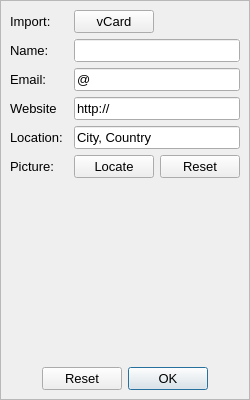
This is libs/gui-osg-qt/ACUserProfileQt.ui in MediaCycle/MediaCycle as Qt 5 draws it before an edit. The edited form follows.
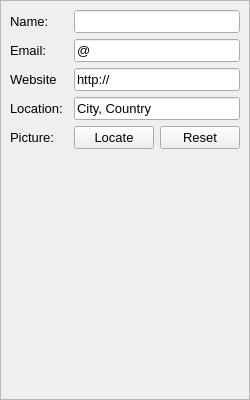
This is the edited form.

Commit message: Medias in the library and media nodes in the browser are now stored in maps referenced by media id. Node and media ids are now merged: max one instance of each media can be visualized at a time. ACUserLog renamed ACNeighborsContainer and stores media id instead of ACMediaNodes. Replaced all misleading occurrences of 'loop' (except audioengine) by 'media'. ACMediaBrowser::setClickedNode is now generalized to all browsing modes. The browser now also displays curator info (for LoopJam) if set by the user.

```diff
--- a/libs/gui-osg-qt/ACUserProfileQt.ui
+++ b/libs/gui-osg-qt/ACUserProfileQt.ui
@@ -64,30 +64,6 @@
       </property>
       <layout class="QGridLayout" name="gridLayout">
        <item row="0" column="0">
-        <widget class="QLabel" name="labelImport">
-         <property name="font">
-          <font>
-           <pointsize>10</pointsize>
-          </font>
-         </property>
-         <property name="text">
-          <string>Import:</string>
-         </property>
-        </widget>
-       </item>
-       <item row="0" column="1">
-        <widget class="QPushButton" name="pushButtonImportvCard">
-         <property name="font">
-          <font>
-           <pointsize>10</pointsize>
-          </font>
-         </property>
-         <property name="text">
-          <string>vCard</string>
-         </property>
-        </widget>
-       </item>
-       <item row="1" column="0">
         <widget class="QLabel" name="labelName">
          <property name="font">
           <font>
@@ -99,7 +75,7 @@
          </property>
         </widget>
        </item>
-       <item row="1" column="1" colspan="2">
+       <item row="0" column="1" colspan="2">
         <widget class="QLineEdit" name="lineEditName">
          <property name="enabled">
           <bool>true</bool>
@@ -120,7 +96,7 @@
          </property>
         </widget>
        </item>
-       <item row="2" column="0">
+       <item row="1" column="0">
         <widget class="QLabel" name="labelEmail">
          <property name="font">
           <font>
@@ -132,7 +108,7 @@
          </property>
         </widget>
        </item>
-       <item row="2" column="1" colspan="2">
+       <item row="1" column="1" colspan="2">
         <widget class="QLineEdit" name="lineEditEmail">
          <property name="enabled">
           <bool>true</bool>
@@ -150,7 +126,7 @@
          </property>
         </widget>
        </item>
-       <item row="3" column="0">
+       <item row="2" column="0">
         <widget class="QLabel" name="labelWebsite">
          <property name="font">
           <font>
@@ -162,7 +138,7 @@
          </property>
         </widget>
        </item>
-       <item row="3" column="1" colspan="2">
+       <item row="2" column="1" colspan="2">
         <widget class="QLineEdit" name="lineEditWebsite">
          <property name="font">
           <font>
@@ -177,7 +153,7 @@
          </property>
         </widget>
        </item>
-       <item row="4" column="0">
+       <item row="3" column="0">
         <widget class="QLabel" name="labelLocation">
          <property name="font">
           <font>
@@ -189,7 +165,7 @@
          </property>
         </widget>
        </item>
-       <item row="4" column="1" colspan="2">
+       <item row="3" column="1" colspan="2">
         <widget class="QLineEdit" name="lineEditLocation">
          <property name="enabled">
           <bool>true</bool>
@@ -204,7 +180,7 @@
          </property>
         </widget>
        </item>
-       <item row="5" column="0">
+       <item row="4" column="0">
         <widget class="QLabel" name="labelPicture">
          <property name="font">
           <font>
@@ -216,7 +192,7 @@
          </property>
         </widget>
        </item>
-       <item row="5" column="1">
+       <item row="4" column="1">
         <widget class="QPushButton" name="pushButtonPictureLocate">
          <property name="font">
           <font>
@@ -228,7 +204,7 @@
          </property>
         </widget>
        </item>
-       <item row="5" column="2">
+       <item row="4" column="2">
         <widget class="QPushButton" name="pushButtonPictureReset">
          <property name="font">
           <font>
@@ -240,7 +216,7 @@
          </property>
         </widget>
        </item>
-       <item row="6" column="0" colspan="3">
+       <item row="5" column="0" colspan="3">
         <widget class="QLabel" name="labelPictureImage">
          <property name="text">
           <string/>
@@ -250,21 +226,6 @@
          </property>
         </widget>
        </item>
-       <item row="7" column="0" colspan="3">
-        <widget class="QDialogButtonBox" name="buttonBox">
-         <property name="font">
-          <font>
-           <pointsize>10</pointsize>
-          </font>
-         </property>
-         <property name="standardButtons">
-          <set>QDialogButtonBox::Ok|QDialogButtonBox::Reset</set>
-         </property>
-         <property name="centerButtons">
-          <bool>true</bool>
-         </property>
-        </widget>
-       </item>
       </layout>
      </widget>
     </item>
```
The commit also changes 93 other files.
